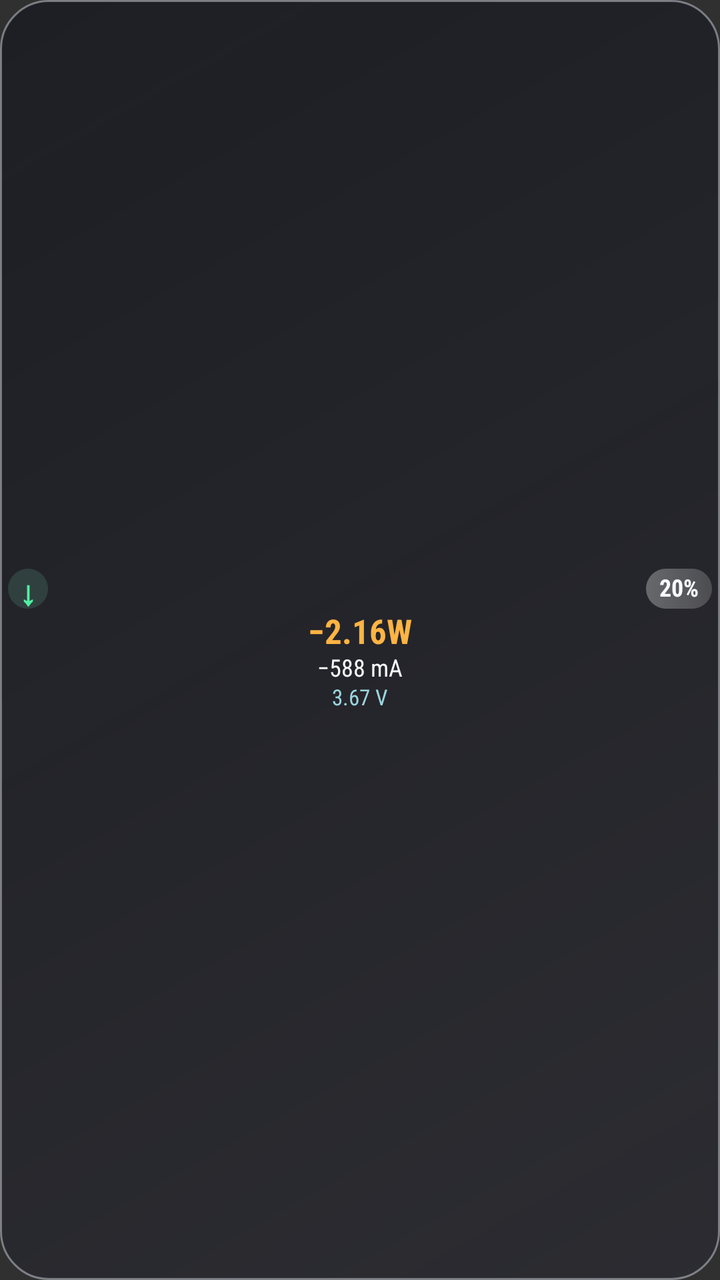
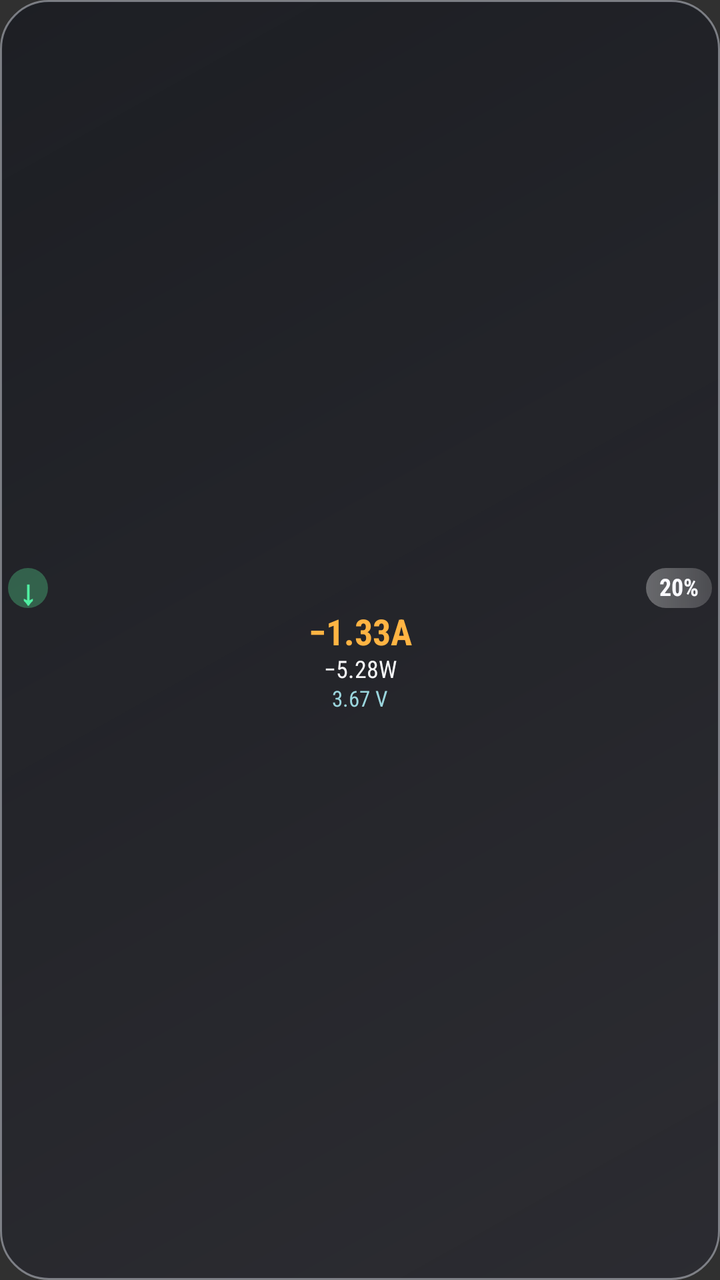

An Android layout rendered at two revisions. The XML below is the earlier revision; the diff shows what the commit changed to produce the second picture.
<!-- AndroidManifest.xml: application theme android:Theme.Material.NoActionBar -->
<!-- res/layout/widget_dark.xml -->
<?xml version="1.0" encoding="utf-8"?>
<LinearLayout xmlns:android="http://schemas.android.com/apk/res/android"
    android:id="@+id/widget_root"
    android:layout_width="match_parent"
    android:layout_height="match_parent"
    android:orientation="vertical"
    android:gravity="center"
    android:background="@drawable/widget_bg_dark"
    android:paddingStart="4dp"
    android:paddingEnd="4dp"
    android:paddingTop="4dp"
    android:paddingBottom="4dp">

    
    <LinearLayout
        android:layout_width="match_parent"
        android:layout_height="wrap_content"
        android:orientation="horizontal"
        android:gravity="center_vertical"
        android:paddingBottom="2dp">

        <TextView
            android:id="@+id/widget_status"
            android:layout_width="20dp"
            android:layout_height="20dp"
            android:background="@drawable/widget_status_circle"
            android:gravity="center"
            android:text="↓"
            android:textSize="17sp"
            android:textStyle="bold"
            android:textColor="#50F0A2"
            android:includeFontPadding="false"/>

        <TextView
            android:layout_width="0dp"
            android:layout_weight="1"
            android:layout_height="1dp"/>

        <TextView
            android:id="@+id/widget_level"
            android:layout_width="wrap_content"
            android:layout_height="20dp"
            android:minWidth="33dp"
            android:gravity="center"
            android:background="@drawable/widget_chip_dark"
            android:paddingStart="4dp"
            android:paddingEnd="4dp"
            android:text="20%"
            android:textColor="#FAFAFF"
            android:fontFamily="sans-serif-condensed"
            android:textStyle="bold"
            android:textSize="12sp"
            android:includeFontPadding="false"/>
    </LinearLayout>

    
    <TextView
        android:id="@+id/widget_value"
        android:layout_width="match_parent"
        android:layout_height="wrap_content"
        android:minHeight="20dp"
        android:gravity="center"
        android:text="−2.16W"
        android:textColor="#FFB443"
        android:fontFamily="sans-serif-condensed"
        android:textStyle="bold"
        android:textSize="17sp"
        android:includeFontPadding="false"
        android:singleLine="true"
        android:ellipsize="end"
        android:autoSizeTextType="uniform"
        android:autoSizeMinTextSize="9sp"
        android:autoSizeMaxTextSize="17sp"
        android:autoSizeStepGranularity="1sp"/>

    <TextView
        android:id="@+id/widget_sub"
        android:layout_width="match_parent"
        android:layout_height="wrap_content"
        android:gravity="center"
        android:layout_marginTop="1dp"
        android:text="−588 mA"
        android:textColor="#F7F7F9"
        android:fontFamily="sans-serif-condensed"
        android:textSize="12sp"
        android:includeFontPadding="false"
        android:singleLine="true"
        android:ellipsize="end"
        android:autoSizeTextType="uniform"
        android:autoSizeMinTextSize="9sp"
        android:autoSizeMaxTextSize="12sp"
        android:autoSizeStepGranularity="1sp"/>

    <TextView
        android:id="@+id/widget_voltage"
        android:layout_width="match_parent"
        android:layout_height="wrap_content"
        android:gravity="center"
        android:layout_marginTop="1dp"
        android:text="3.67 V"
        android:textColor="#9BD6DE"
        android:fontFamily="sans-serif-condensed"
        android:textSize="11sp"
        android:includeFontPadding="false"
        android:singleLine="true"
        android:ellipsize="end"/>
</LinearLayout>
<!-- resources referenced by this layout -->
<resources>
  <!-- drawable widget_bg_dark (drawable) -->
  <?xml version="1.0" encoding="utf-8"?>
  <shape xmlns:android="http://schemas.android.com/apk/res/android" android:shape="rectangle">
      
      <gradient android:startColor="#E62B2B31" android:endColor="#D8191B21" android:angle="135" />
      <stroke android:width="1dp" android:color="#72E0E5F0" />
      <corners android:radius="24dp" />
  </shape>
  <!-- drawable widget_chip_dark (drawable) -->
  <?xml version="1.0" encoding="utf-8"?>
  <shape xmlns:android="http://schemas.android.com/apk/res/android" android:shape="rectangle">
      <gradient android:startColor="#4EFFFFFF" android:endColor="#2DFFFFFF" android:angle="0" />
      <corners android:radius="24dp" />
  </shape>
  <!-- drawable widget_status_circle (drawable) -->
  <?xml version="1.0" encoding="utf-8"?>
  <shape xmlns:android="http://schemas.android.com/apk/res/android" android:shape="oval">
      <solid android:color="#59487565" />
  </shape>
</resources>

<!-- the commit's change to res/layout/widget_dark.xml (unified diff, before → after) -->
@@ -60,17 +60,17 @@
         android:layout_height="wrap_content"
         android:minHeight="20dp"
         android:gravity="center"
-        android:text="−2.16W"
+        android:text="−1.33A"
         android:textColor="#FFB443"
         android:fontFamily="sans-serif-condensed"
         android:textStyle="bold"
-        android:textSize="17sp"
+        android:textSize="18sp"
         android:includeFontPadding="false"
         android:singleLine="true"
         android:ellipsize="end"
         android:autoSizeTextType="uniform"
-        android:autoSizeMinTextSize="9sp"
-        android:autoSizeMaxTextSize="17sp"
+        android:autoSizeMinTextSize="10sp"
+        android:autoSizeMaxTextSize="18sp"
         android:autoSizeStepGranularity="1sp"/>
 
     <TextView
@@ -79,7 +79,7 @@
         android:layout_height="wrap_content"
         android:gravity="center"
         android:layout_marginTop="1dp"
-        android:text="−588 mA"
+        android:text="−5.28W"
         android:textColor="#F7F7F9"
         android:fontFamily="sans-serif-condensed"
         android:textSize="12sp"
@@ -87,7 +87,7 @@
         android:singleLine="true"
         android:ellipsize="end"
         android:autoSizeTextType="uniform"
-        android:autoSizeMinTextSize="9sp"
+        android:autoSizeMinTextSize="8sp"
         android:autoSizeMaxTextSize="12sp"
         android:autoSizeStepGranularity="1sp"/>
 
<!-- resource entries referenced after the edit -->
@@ -17,7 +17,7 @@
   <!-- drawable widget_status_circle (drawable) -->
   <?xml version="1.0" encoding="utf-8"?>
   <shape xmlns:android="http://schemas.android.com/apk/res/android" android:shape="oval">
-      <solid android:color="#59487565" />
+      <solid android:color="#4D5BF19C" />
   </shape>
 </resources>
 
